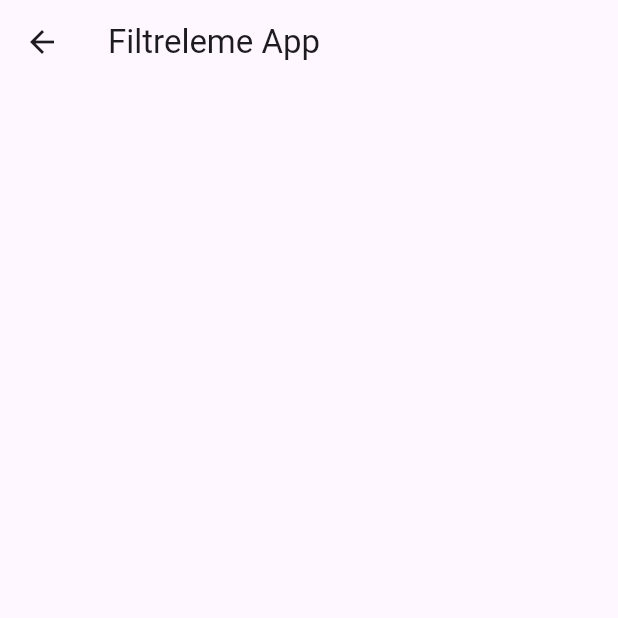
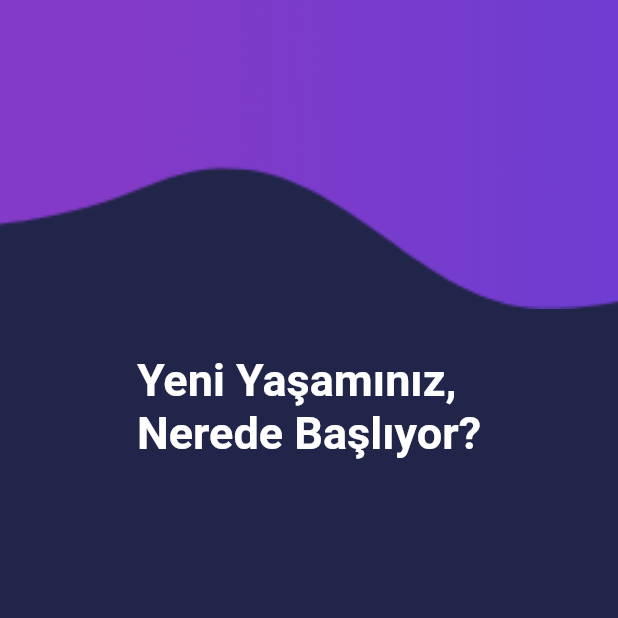
Before and after one commit to y-e-sryldz/yurt_uygulamasi, a Flutter app: the screen it shows after launch, after a tap on "Misafir Girişi", on a phone screen of 412 x 824 dp, the top half of it. Run offline on Flutter 3.47's test engine with Material 2 defaults, Android fonts, the phone set to English and light mode, and no system bars; our stand-ins replace firebase_auth, firebase_core, google_mobile_ads; accounts and stored records are empty; network calls fail.

Commit message:
yurt_uygulamasi

```diff
--- a/lib/Hesap_olustur.dart
+++ b/lib/Hesap_olustur.dart
@@ -142,6 +142,7 @@ class _Hesap_olusturState extends State<Hesap_olustur> {
                           }else {
 
                             //kayıt olundu işlemleri yapılcak
+                            //giriş sayfasına yönlendirilecek
 
                           }
                         },
@@ -189,7 +190,7 @@ class _Hesap_olusturState extends State<Hesap_olustur> {
                         child: AdWidget(ad: _bannerAdBottom!),
                       )
                     : Container(), // Reklam yüklenmemişse boş bir Container
-              ),
+                    ),
                   ],
                 ),
               ),
@@ -239,8 +240,6 @@ class _Hesap_olusturState extends State<Hesap_olustur> {
     )..load();
   }
 
-
-
   @override
   void dispose() {
     _bannerAdTop?.dispose();
--- a/lib/filtreleme.dart
+++ b/lib/filtreleme.dart
@@ -9,13 +9,48 @@ class filtreleme extends StatefulWidget {
 
 class _filtrelemeState extends State<filtreleme> {
 
+
   @override
   Widget build(BuildContext context) {
-    return Scaffold(
-      appBar: AppBar(
-        title: Text('Filtreleme App'),
+    var height = MediaQuery.of(context).size.height;
+    return MaterialApp(
+      home: Scaffold(
+        backgroundColor: Color(0xff21254A),
+        body: SingleChildScrollView(
+          child: Column(
+            children: [
+              Container(
+                height: height * .25,
+                decoration: const BoxDecoration(
+                  image: DecorationImage(
+                    fit: BoxFit.cover,
+                    image: AssetImage("resimler/baslik.png"),
+                  ),
+                ),
+              ),
+              Padding(
+                padding: EdgeInsets.symmetric(horizontal: 20),
+                child: Column(
+                  crossAxisAlignment: CrossAxisAlignment.start,
+                  children: [
+                    SizedBox(
+                      height: 30,
+                    ),
+                    Text(
+                      "Yeni Yaşamınız,\nNerede Başlıyor?",
+                      style: TextStyle(
+                          fontSize: 30,
+                          color: Colors.white,
+                          fontWeight: FontWeight.bold),
+                    ),
+
+                  ],
+                ),
+              ),
+            ],
+          ),
+        ),
       ),
-      body: Column()
     );
   }
 
```
